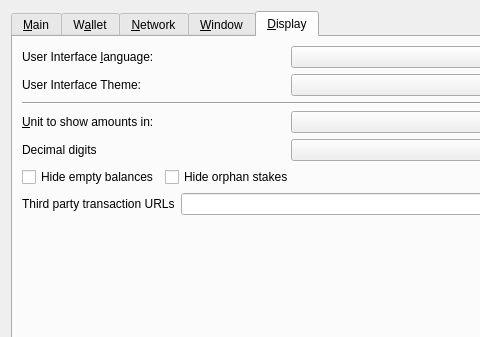
This is src/qt/forms/optionsdialog.ui in bitcointokenbtct/Bitcoin-Token-Core as Qt 5 draws it before an edit; both pictures show x 0 to 480 and y 0 to 337 of the 576 by 532 pixel window. The edited form follows.
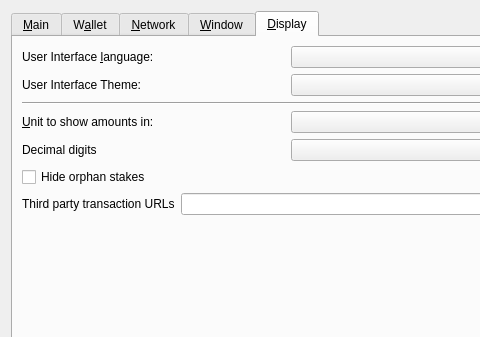
This is the edited form. Custom widgets are drawn as their Qt base class.

Commit message: Remove hiding zero balances

Diff of the .ui file:
```diff
--- a/src/qt/forms/optionsdialog.ui
+++ b/src/qt/forms/optionsdialog.ui
@@ -483,19 +483,6 @@
        </item>
        <item>
         <layout class="QHBoxLayout" name="horizontalLayout_5_Display">
-         <item>
-          <widget class="QCheckBox" name="checkBoxHideZeroBalances">
-           <property name="toolTip">
-            <string>Hide empty balances</string>
-           </property>
-           <property name="layoutDirection">
-            <enum>Qt::LeftToRight</enum>
-           </property>
-           <property name="text">
-            <string>Hide empty balances</string>
-           </property>
-          </widget>
-         </item>
          <item>
           <widget class="QCheckBox" name="checkBoxHideOrphans">
            <property name="toolTip">
```
The commit also changes 3 other files.
